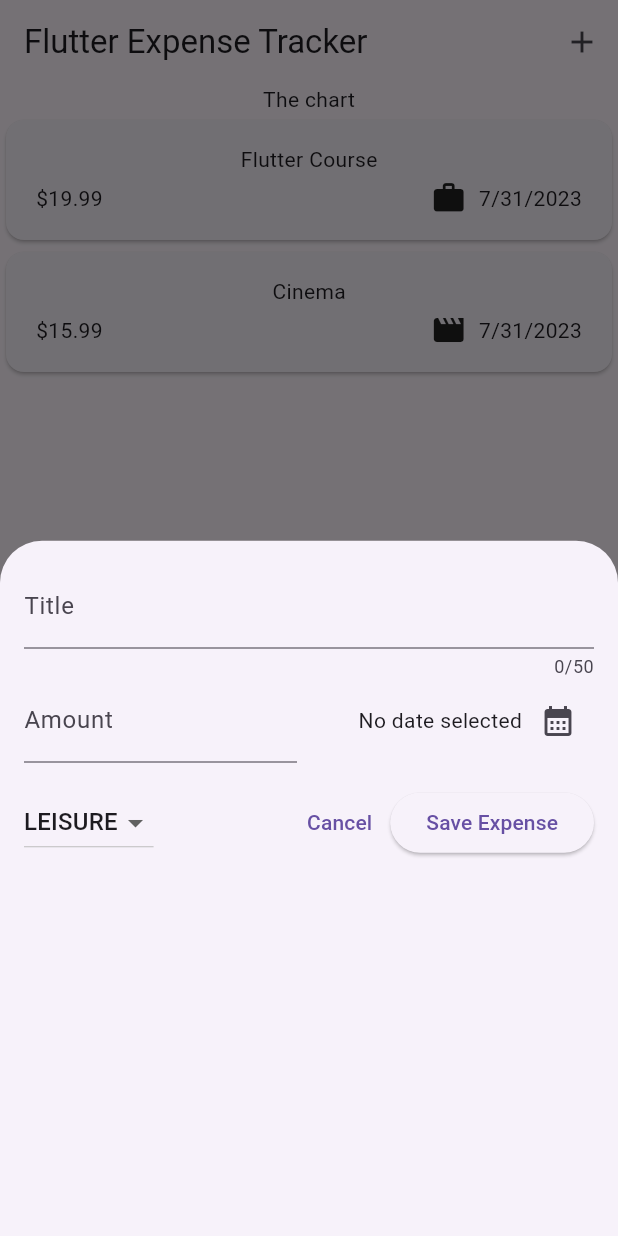
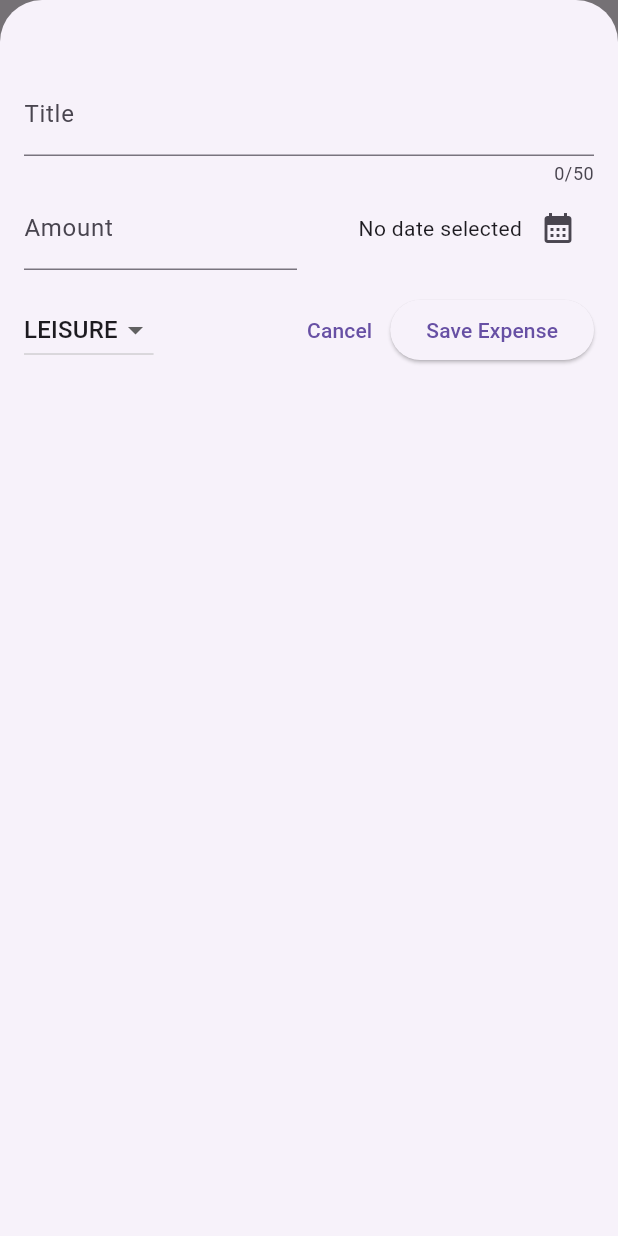
Before and after one commit to raunakb03/flutter_expenses_app, a Flutter app: the screen it shows after launch, after a tap on the "add" icon, on a phone screen of 412 x 824 dp. Run offline on Flutter 3.47's test engine with Material 2 defaults, Android fonts, the phone set to English and light mode, and no system bars.

Commit message:
closing modal on clicking save and making modal width full to remove keyboard overlap issues

```diff
--- a/lib/widgets/expenses.dart
+++ b/lib/widgets/expenses.dart
@@ -31,6 +31,7 @@ class _Expenses extends State<Expenses> {
 // show overlay on clicking plus button
   void _openAddExpenseOverlay() {
     showModalBottomSheet(
+        isScrollControlled: true,
         context: context,
         builder: (ctx) {
           return NewExpense(onAddExpense: _addExpense);
@@ -44,7 +45,7 @@ class _Expenses extends State<Expenses> {
   }
 
   @override
-  Widget build(context) {
+  Widget build(BuildContext context) {
     return Scaffold(
       appBar: AppBar(
         title: const Text('Flutter Expense Tracker'),
--- a/lib/widgets/new_expense.dart
+++ b/lib/widgets/new_expense.dart
@@ -63,6 +63,7 @@ class _NewExpense extends State<NewExpense> {
         category: _selectedCategory,
       ),
     );
+    Navigator.pop(context);
   }
 
   @override
@@ -74,9 +75,9 @@ class _NewExpense extends State<NewExpense> {
   }
 
   @override
-  Widget build(BuildContext build) {
+  Widget build(BuildContext context) {
     return Padding(
-      padding: const EdgeInsets.all(16),
+      padding: const EdgeInsets.fromLTRB(16, 48, 16, 16),
       child: Column(
         children: [
           TextField(
```
